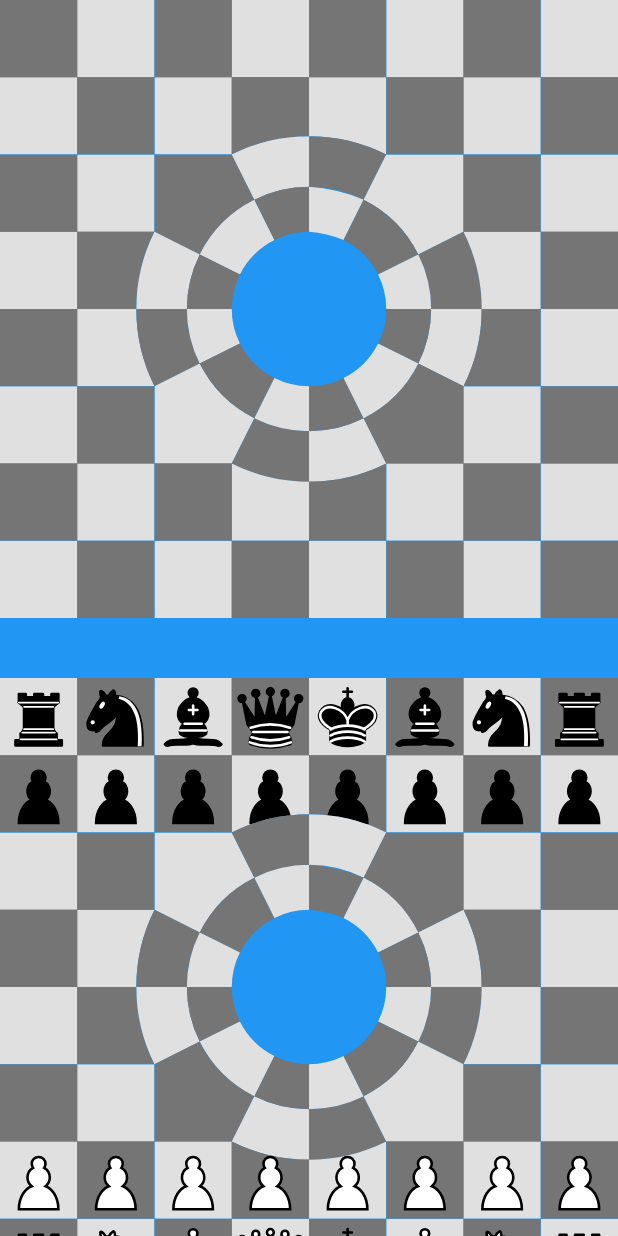
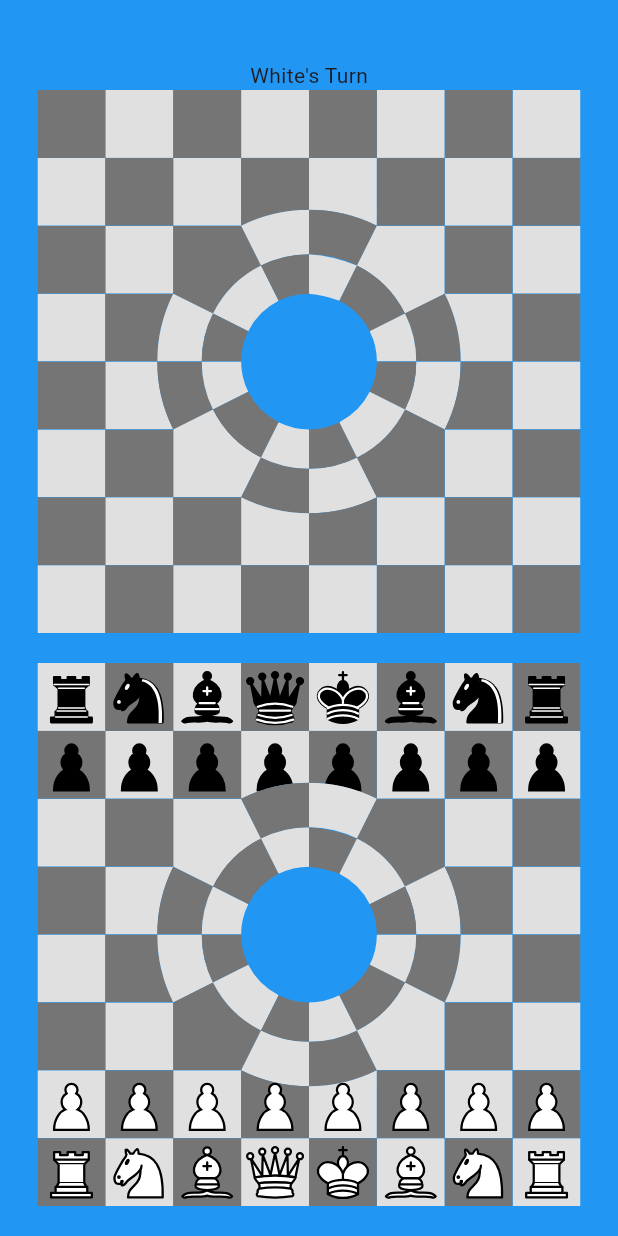
Before and after one commit to jaybjird/wormhole_chess, a Flutter app: the screen it shows after launch, on a phone screen of 412 x 824 dp. Run offline on Flutter 3.47's test engine with Material 3 defaults, Android fonts, the phone set to English and light mode, and no system bars; our stand-ins replace flutter_svg.

Commit message:
Add Text for current turn and Flexible around board segments

```diff
--- a/lib/main.dart
+++ b/lib/main.dart
@@ -32,7 +32,7 @@ class GameBoardWidget extends StatefulWidget {
 }
 
 class _GameBoardWidgetState extends State<GameBoardWidget> {
-  GameBoard board = GameBoard(turn: 2, board: {
+  GameBoard board = GameBoard(turn: 1, board: {
     Position(1, 0, 0): ChessPiece(isWhite: true, type: ChessPieceType.pawn, direction: Direction.north),
     Position(1, 1, 0): ChessPiece(isWhite: true, type: ChessPieceType.pawn, direction: Direction.north),
     Position(1, 2, 0): ChessPiece(isWhite: true, type: ChessPieceType.pawn, direction: Direction.north),
@@ -41,8 +41,6 @@ class _GameBoardWidgetState extends State<GameBoardWidget> {
     Position(1, 5, 0): ChessPiece(isWhite: true, type: ChessPieceType.pawn, direction: Direction.north),
     Position(1, 6, 0): ChessPiece(isWhite: true, type: ChessPieceType.pawn, direction: Direction.north),
     Position(1, 7, 0): ChessPiece(isWhite: true, type: ChessPieceType.pawn, direction: Direction.north),
-
-
     Position(0, 0, 0): ChessPiece(isWhite: true, type: ChessPieceType.rook, direction: Direction.north),
     Position(0, 1, 0): ChessPiece(isWhite: true, type: ChessPieceType.knight, direction: Direction.north),
     Position(0, 2, 0): ChessPiece(isWhite: true, type: ChessPieceType.bishop, direction: Direction.north),
@@ -51,7 +49,6 @@ class _GameBoardWidgetState extends State<GameBoardWidget> {
     Position(0, 5, 0): ChessPiece(isWhite: true, type: ChessPieceType.bishop, direction: Direction.north),
     Position(0, 6, 0): ChessPiece(isWhite: true, type: ChessPieceType.knight, direction: Direction.north),
     Position(0, 7, 0): ChessPiece(isWhite: true, type: ChessPieceType.rook, direction: Direction.north),
-
     Position(6, 0, 0): ChessPiece(isWhite: false, type: ChessPieceType.pawn, direction: Direction.south),
     Position(6, 1, 0): ChessPiece(isWhite: false, type: ChessPieceType.pawn, direction: Direction.south),
     Position(6, 2, 0): ChessPiece(isWhite: false, type: ChessPieceType.pawn, direction: Direction.south),
@@ -422,19 +419,26 @@ class _GameBoardWidgetState extends State<GameBoardWidget> {
         child: Column(
           mainAxisAlignment: MainAxisAlignment.center,
           children: [
-            Center(
+            const SizedBox(height: 40),
+            Text("${board.turn % 2 == 1 ? "White" : "Black"}'s Turn"),
+            Flexible(
+              child: Center(
                 child: AspectRatio(
                   aspectRatio: 1,
                   child: LayoutBuilder(builder: (context, constraints) => _buildTiles(context, constraints, 3, 2)),
                 ),
               ),
-            const SizedBox.square(dimension: 40),
-            Center(
+            ),
+            const SizedBox.square(dimension: 20),
+            Flexible(
+              child: Center(
                 child: AspectRatio(
                   aspectRatio: 1,
                   child: LayoutBuilder(builder: (context, constraints) => _buildTiles(context, constraints, 0, 1)),
                 ),
               ),
+            ),
+            const SizedBox(height: 20),
           ],
         ),
       ),
```
Lines whose indentation alone changed are shown as unchanged.
